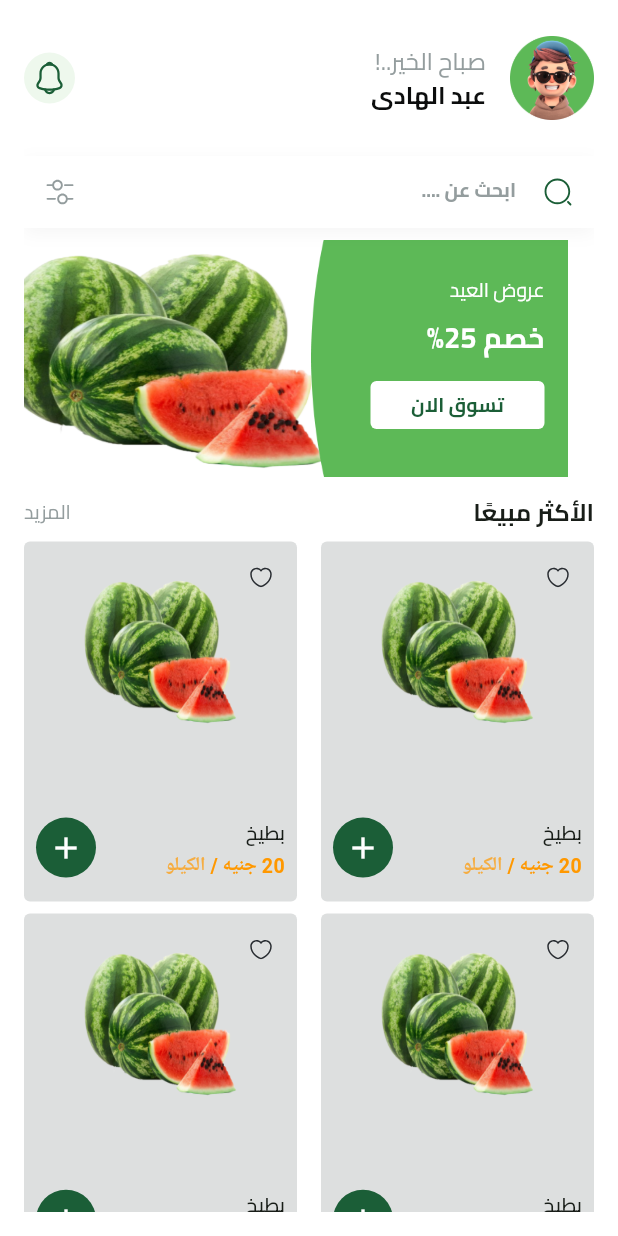
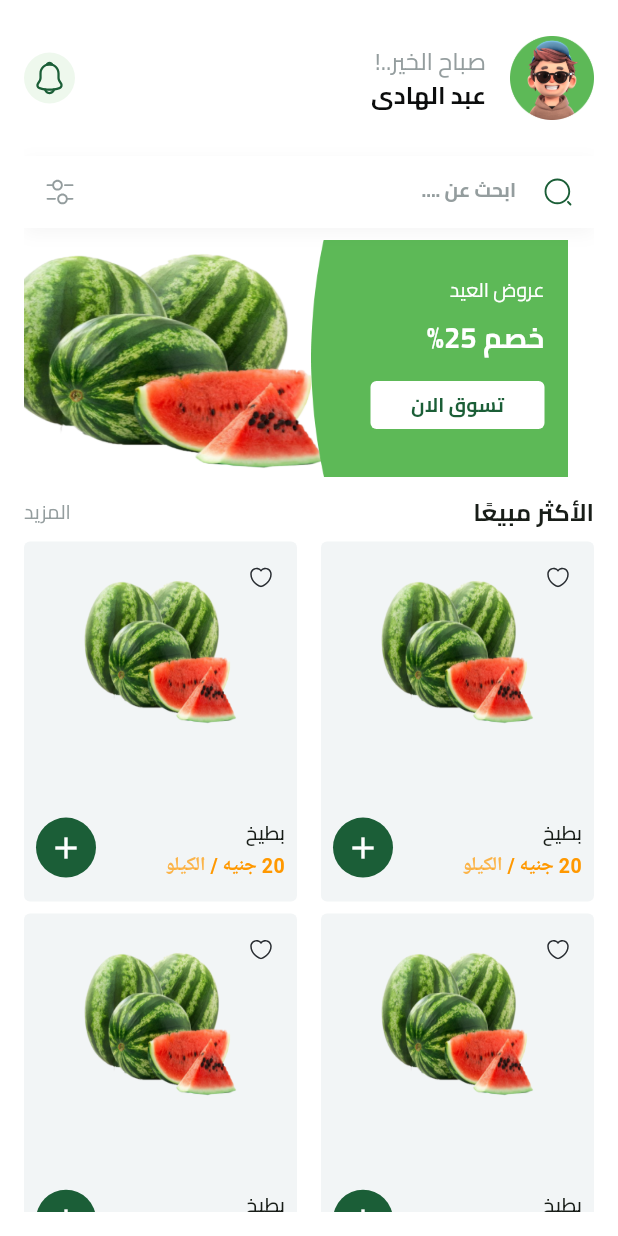
Before and after one commit to AbdoAlHady/fruits_hub, a Flutter app: the screen it shows after launch, on a phone screen of 412 x 824 dp. Run offline on Flutter 3.47's test engine with Material 3 defaults, Android fonts, the phone set to English and light mode, and no system bars; our stand-ins replace animate_do, bloc, cloud_firestore, dartz, delightful_toast, dots_indicator and 11 more; missing offline and left inert: flutter_facebook_auth; accounts and stored records are empty.

Commit message:
edit fruit item color

```diff
--- a/lib/core/theme/app_colors.dart
+++ b/lib/core/theme/app_colors.dart
@@ -9,4 +9,5 @@ abstract class AppColors {
   static const Color lightGrey = Color(0xffE6E9EA);
   static const Color lighterGrey = Color(0xffF9FAFA);
   static const Color softGrey = Color(0xFFDDDFDF); // New color added
+  static const Color fruitCardColor = Color(0xfff2f5f6);
 }
--- a/lib/core/widgets/fruit_item.dart
+++ b/lib/core/widgets/fruit_item.dart
@@ -14,7 +14,7 @@ class FruitItem extends StatelessWidget {
     return Container(
       decoration: BoxDecoration(
         borderRadius: BorderRadius.circular(4),
-        color: AppColors.softGrey,
+        color: AppColors.fruitCardColor,
       ),
       child: Stack(
         children: [
```
